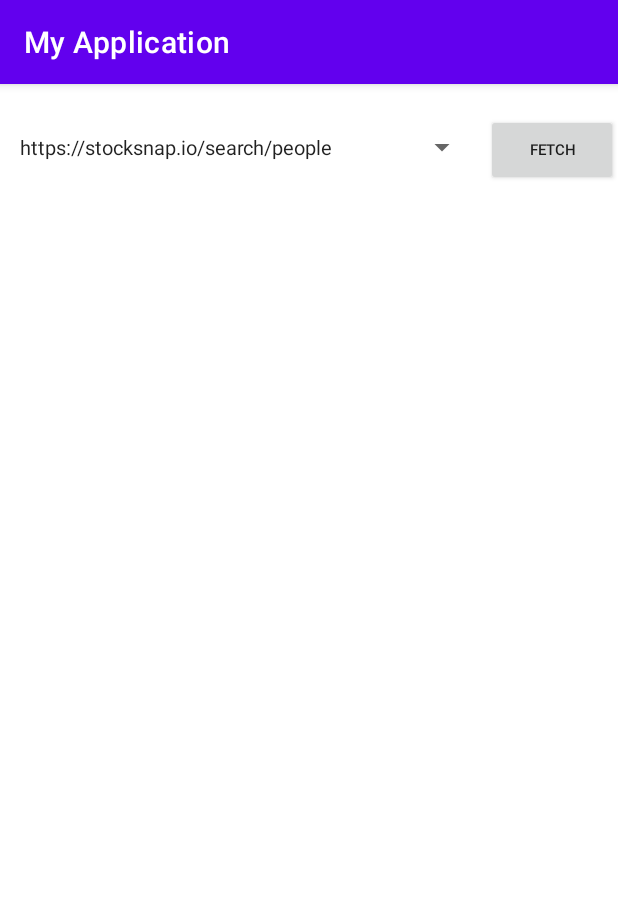
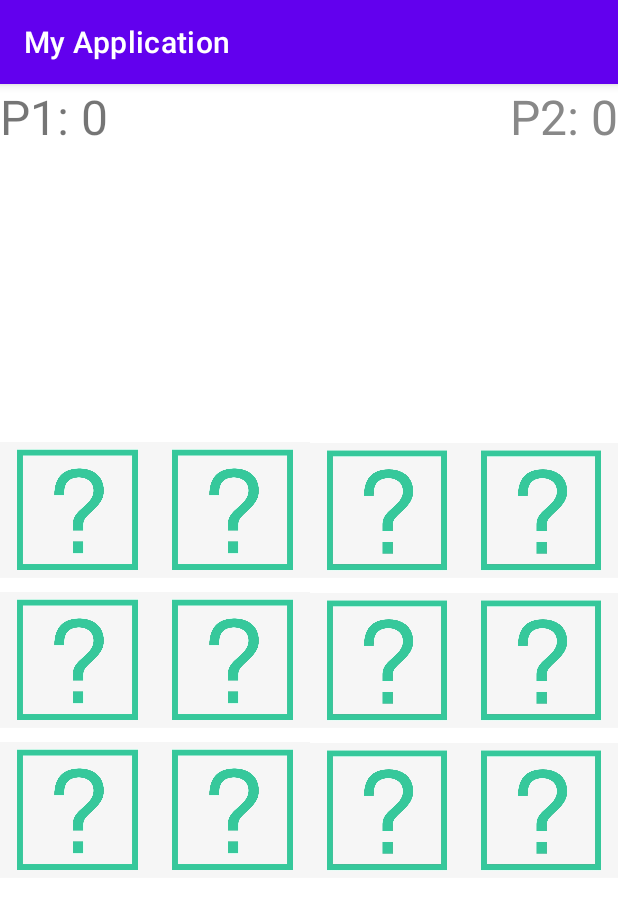
Before and after one commit to stepko-dev/Memory_Game_Android, an Android app: the screen it shows after launch (MainActivity before the commit, GameActivity after it), on a phone screen of 412 x 824 dp. Shown: the top 910 px of the screen. Run offline under Robolectric (Android 15) with nearby library versions, the phone set to English and light mode, and no system bars.

Commit message:
Memory Game first version

```diff
--- /dev/null
+++ b/app/src/main/java/iss/ca/myapplication/GameActivity.java
@@ -0,0 +1,412 @@
+package iss.ca.myapplication;
+
+import androidx.appcompat.app.AlertDialog;
+import androidx.appcompat.app.AppCompatActivity;
+
+import android.content.DialogInterface;
+import android.content.Intent;
+import android.graphics.Color;
+import android.os.Bundle;
+import android.os.Handler;
+import android.view.View;
+import android.widget.ImageView;
+import android.widget.TextView;
+
+import java.util.Arrays;
+import java.util.Collections;
+
+public class GameActivity extends AppCompatActivity {
+
+    TextView tv_p1, tv_p2;
+
+    ImageView iv_11, iv_12, iv_13, iv_14, iv_21, iv_22, iv_23, iv_24, iv_31, iv_32, iv_33, iv_34;
+
+    //array for the images
+    Integer[] cardsArray = {101, 102, 103, 104, 105, 106, 201, 202, 203, 204, 205, 206,};
+
+    //actual images
+    int image101, image102, image103, image104, image105, image106,
+            image201, image202, image203, image204, image205, image206;
+
+    int firstCard, secondCard;
+    int clickedFirst, clickedSecond;
+    int cardNumber = 1;
+
+    int turn = 1;
+    int playerPoints = 0, cpuPoints = 0;
+
+    @Override
+    protected void onCreate(Bundle savedInstanceState) {
+        super.onCreate(savedInstanceState);
+        setContentView(R.layout.activity_game);
+
+        tv_p1 = (TextView) findViewById(R.id.tv_p1);
+        tv_p2 = (TextView) findViewById(R.id.tv_p2);
+
+        iv_11 = (ImageView) findViewById(R.id.iv_11);
+        iv_12 = (ImageView) findViewById(R.id.iv_12);
+        iv_13 = (ImageView) findViewById(R.id.iv_13);
+        iv_14 = (ImageView) findViewById(R.id.iv_14);
+        iv_21 = (ImageView) findViewById(R.id.iv_21);
+        iv_22 = (ImageView) findViewById(R.id.iv_22);
+        iv_23 = (ImageView) findViewById(R.id.iv_23);
+        iv_24 = (ImageView) findViewById(R.id.iv_24);
+        iv_31 = (ImageView) findViewById(R.id.iv_31);
+        iv_32 = (ImageView) findViewById(R.id.iv_32);
+        iv_33 = (ImageView) findViewById(R.id.iv_33);
+        iv_34 = (ImageView) findViewById(R.id.iv_34);
+
+        iv_11.setTag("0");
+        iv_12.setTag("1");
+        iv_13.setTag("2");
+        iv_14.setTag("3");
+        iv_21.setTag("4");
+        iv_22.setTag("5");
+        iv_23.setTag("6");
+        iv_24.setTag("7");
+        iv_31.setTag("8");
+        iv_32.setTag("9");
+        iv_33.setTag("10");
+        iv_34.setTag("11");
+
+        //load the car images
+        frontOfCardsResources();
+
+        //shuffle the images
+        Collections.shuffle(Arrays.asList(cardsArray));
+
+        //changing the color of the second player (inactive)
+        tv_p2.setTextColor(Color.GRAY);
+
+        iv_11.setOnClickListener(new View.OnClickListener() {
+            @Override
+            public void onClick(View view) {
+                int theCard = Integer.parseInt((String) view.getTag());
+                doStuff(iv_11, theCard);
+            }
+        });
+        iv_12.setOnClickListener(new View.OnClickListener() {
+            @Override
+            public void onClick(View view) {
+                int theCard = Integer.parseInt((String) view.getTag());
+                doStuff(iv_12, theCard);
+
+            }
+        });
+        iv_13.setOnClickListener(new View.OnClickListener() {
+            @Override
+            public void onClick(View view) {
+                int theCard = Integer.parseInt((String) view.getTag());
+                doStuff(iv_13, theCard);
+
+            }
+        });
+        iv_14.setOnClickListener(new View.OnClickListener() {
+            @Override
+            public void onClick(View view) {
+                int theCard = Integer.parseInt((String) view.getTag());
+                doStuff(iv_14, theCard);
+
+            }
+        });
+        iv_21.setOnClickListener(new View.OnClickListener() {
+            @Override
+            public void onClick(View view) {
+                int theCard = Integer.parseInt((String) view.getTag());
+                doStuff(iv_21, theCard);
+
+            }
+        });
+        iv_22.setOnClickListener(new View.OnClickListener() {
+            @Override
+            public void onClick(View view) {
+                int theCard = Integer.parseInt((String) view.getTag());
+                doStuff(iv_22, theCard);
+
+            }
+        });
+        iv_23.setOnClickListener(new View.OnClickListener() {
+            @Override
+            public void onClick(View view) {
+                int theCard = Integer.parseInt((String) view.getTag());
+                doStuff(iv_23, theCard);
+
+            }
+        });
+        iv_24.setOnClickListener(new View.OnClickListener() {
+            @Override
+            public void onClick(View view) {
+                int theCard = Integer.parseInt((String) view.getTag());
+                doStuff(iv_24, theCard);
+
+            }
+        });
+        iv_31.setOnClickListener(new View.OnClickListener() {
+            @Override
+            public void onClick(View view) {
+                int theCard = Integer.parseInt((String) view.getTag());
+                doStuff(iv_31, theCard);
+
+            }
+        });
+        iv_32.setOnClickListener(new View.OnClickListener() {
+            @Override
+            public void onClick(View view) {
+                int theCard = Integer.parseInt((String) view.getTag());
+                doStuff(iv_32, theCard);
+
+            }
+        });
+        iv_33.setOnClickListener(new View.OnClickListener() {
+            @Override
+            public void onClick(View view) {
+                int theCard = Integer.parseInt((String) view.getTag());
+                doStuff(iv_33, theCard);
+
+            }
+        });
+        iv_34.setOnClickListener(new View.OnClickListener() {
+            @Override
+            public void onClick(View view) {
+                int theCard = Integer.parseInt((String) view.getTag());
+                doStuff(iv_34, theCard);
+
+            }
+        });
+
+    }
+
+    private void doStuff(ImageView iv,int card) {
+        //set the correct image to the imageview
+        if(cardsArray[card] == 101) {
+            iv.setImageResource(image101);
+        } else if(cardsArray[card] == 102) {
+            iv.setImageResource(image102);
+        } else if(cardsArray[card] == 103) {
+            iv.setImageResource(image103);
+        } else if(cardsArray[card] == 104) {
+            iv.setImageResource(image104);
+        } else if(cardsArray[card] == 105) {
+            iv.setImageResource(image105);
+        } else if(cardsArray[card] == 106) {
+            iv.setImageResource(image106);
+        } else if(cardsArray[card] == 201) {
+            iv.setImageResource(image201);
+        } else if(cardsArray[card] == 202) {
+            iv.setImageResource(image202);
+        } else if(cardsArray[card] == 203) {
+            iv.setImageResource(image203);
+        } else if(cardsArray[card] == 204) {
+            iv.setImageResource(image204);
+        } else if(cardsArray[card] == 205) {
+            iv.setImageResource(image205);
+        } else if(cardsArray[card] == 206) {
+            iv.setImageResource(image206);
+        }
+
+        // check which image is selected and save it to temporary variable
+        if(cardNumber == 1) {
+            firstCard = cardsArray[card];
+            if(firstCard > 200) {
+                firstCard = firstCard - 100;
+            }
+            cardNumber = 2;
+            clickedFirst = card;
+
+            iv.setEnabled(false);
+        } else if(cardNumber == 2) {
+            secondCard = cardsArray[card];
+            if(secondCard> 200) {
+                secondCard = secondCard - 100;
+            }
+            cardNumber = 1;
+            clickedSecond = card;
+
+            iv_11.setEnabled(false);
+            iv_12.setEnabled(false);
+            iv_13.setEnabled(false);
+            iv_14.setEnabled(false);
+            iv_21.setEnabled(false);
+            iv_22.setEnabled(false);
+            iv_23.setEnabled(false);
+            iv_24.setEnabled(false);
+            iv_31.setEnabled(false);
+            iv_32.setEnabled(false);
+            iv_33.setEnabled(false);
+            iv_34.setEnabled(false);
+
+            Handler handler = new Handler();
+            handler.postDelayed(new Runnable() {
+                @Override
+                public void run() {
+                    //check if the selected images are equal
+                    calculate();
+                }
+            }, 1000);
+
+        }
+
+    }
+
+    private void calculate() {
+        //if images are equal remove tgem and add points
+        if(firstCard == secondCard) {
+            if (clickedFirst == 0) {
+                iv_11.setVisibility(View.INVISIBLE);
+            } else if (clickedFirst == 1) {
+                iv_12.setVisibility(View.INVISIBLE);
+            } else if (clickedFirst == 2) {
+                iv_13.setVisibility(View.INVISIBLE);
+            } else if (clickedFirst == 3) {
+                iv_14.setVisibility(View.INVISIBLE);
+            } else if (clickedFirst == 4) {
+                iv_21.setVisibility(View.INVISIBLE);
+            } else if (clickedFirst == 5) {
+                iv_22.setVisibility(View.INVISIBLE);
+            } else if (clickedFirst == 6) {
+                iv_23.setVisibility(View.INVISIBLE);
+            } else if (clickedFirst == 7) {
+                iv_24.setVisibility(View.INVISIBLE);
+            } else if (clickedFirst == 8) {
+                iv_31.setVisibility(View.INVISIBLE);
+            } else if (clickedFirst == 9) {
+                iv_32.setVisibility(View.INVISIBLE);
+            } else if (clickedFirst == 10) {
+                iv_33.setVisibility(View.INVISIBLE);
+            } else if (clickedFirst == 11) {
+                iv_34.setVisibility(View.INVISIBLE);
+            }
+
+            if (clickedSecond == 0) {
+                iv_11.setVisibility(View.INVISIBLE);
+            } else if (clickedSecond == 1) {
+                iv_12.setVisibility(View.INVISIBLE);
+            } else if (clickedSecond == 2) {
+                iv_13.setVisibility(View.INVISIBLE);
+            } else if (clickedSecond == 3) {
+                iv_14.setVisibility(View.INVISIBLE);
+            } else if (clickedSecond == 4) {
+                iv_21.setVisibility(View.INVISIBLE);
+            } else if (clickedSecond == 5) {
+                iv_22.setVisibility(View.INVISIBLE);
+            } else if (clickedSecond == 6) {
+                iv_23.setVisibility(View.INVISIBLE);
+            } else if (clickedSecond == 7) {
+                iv_24.setVisibility(View.INVISIBLE);
+            } else if (clickedSecond == 8) {
+                iv_31.setVisibility(View.INVISIBLE);
+            } else if (clickedSecond == 9) {
+                iv_32.setVisibility(View.INVISIBLE);
+            } else if (clickedSecond == 10) {
+                iv_33.setVisibility(View.INVISIBLE);
+            } else if (clickedSecond == 11) {
+                iv_34.setVisibility(View.INVISIBLE);
+            }
+
+
+            //add points to the correct player
+            if (turn == 1) {
+                playerPoints++;
+                tv_p1.setText("P1: " + playerPoints);
+            } else if (turn == 2) {
+                cpuPoints++;
+                tv_p2.setText("P2:" + cpuPoints);
+            }
+        } else {
+            iv_11.setImageResource(R.drawable.ic_back);
+            iv_12.setImageResource(R.drawable.ic_back);
+            iv_13.setImageResource(R.drawable.ic_back);
+            iv_14.setImageResource(R.drawable.ic_back);
+            iv_21.setImageResource(R.drawable.ic_back);
+            iv_22.setImageResource(R.drawable.ic_back);
+            iv_23.setImageResource(R.drawable.ic_back);
+            iv_24.setImageResource(R.drawable.ic_back);
+            iv_31.setImageResource(R.drawable.ic_back);
+            iv_32.setImageResource(R.drawable.ic_back);
+            iv_33.setImageResource(R.drawable.ic_back);
+            iv_34.setImageResource(R.drawable.ic_back);
+
+
+            //change the player turn
+            if(turn ==1) {
+                turn = 2;
+                tv_p1.setTextColor(Color.GRAY);
+                tv_p2.setTextColor(Color.BLACK);
+            } else if (turn ==2) {
+                turn = 1;
+                tv_p2.setTextColor(Color.GRAY);
+                tv_p1.setTextColor(Color.BLACK);
+            }
+        }
+        iv_11.setEnabled(true);
+        iv_12.setEnabled(true);
+        iv_13.setEnabled(true);
+        iv_14.setEnabled(true);
+        iv_21.setEnabled(true);
+        iv_22.setEnabled(true);
+        iv_23.setEnabled(true);
+        iv_24.setEnabled(true);
+        iv_31.setEnabled(true);
+        iv_32.setEnabled(true);
+        iv_33.setEnabled(true);
+        iv_34.setEnabled(true);
+
+        //check if game is over
+        checkEnd();
+
+    }
+
+    private void checkEnd() {
+        if(iv_11.getVisibility() == View.INVISIBLE &&
+                iv_12.getVisibility() == View.INVISIBLE &&
+                iv_13.getVisibility() == View.INVISIBLE &&
+                iv_14.getVisibility() == View.INVISIBLE &&
+                iv_21.getVisibility() == View.INVISIBLE &&
+                iv_22.getVisibility() == View.INVISIBLE &&
+                iv_23.getVisibility() == View.INVISIBLE &&
+                iv_24.getVisibility() == View.INVISIBLE &&
+                iv_31.getVisibility() == View.INVISIBLE &&
+                iv_32.getVisibility() == View.INVISIBLE &&
+                iv_33.getVisibility() == View.INVISIBLE &&
+                iv_34.getVisibility() == View.INVISIBLE) {
+            AlertDialog.Builder alertDialogBuilder = new AlertDialog.Builder(GameActivity.this);
+            alertDialogBuilder
+                    .setMessage("Game Over!\nP1: " + playerPoints + "\nP2: " + cpuPoints)
+                    .setCancelable(false)
+                    .setPositiveButton("NEW", new DialogInterface.OnClickListener() {
+                        @Override
+                        public void onClick(DialogInterface dialogInterface, int i) {
+                            Intent intent = new Intent(getApplicationContext(), GameActivity.class);
+                            startActivity(intent);
+                            finish();
+                        }
+                    })
+                    .setNegativeButton("Exit", new DialogInterface.OnClickListener() {
+                        @Override
+                        public void onClick(DialogInterface dialogInterface, int i) {
+                            finish();
+                        }
+                    });
+            AlertDialog alertDialog = alertDialogBuilder.create();
+            alertDialog.show();
+        }
+    }
+
+
+    private void frontOfCardsResources() {
+        image101 = R.drawable.ic_image101;
+        image102 = R.drawable.ic_image102;
+        image103 = R.drawable.ic_image103;
+        image104 = R.drawable.ic_image104;
+        image105 = R.drawable.ic_image105;
+        image106 = R.drawable.ic_image106;
+        image201 = R.drawable.ic_image201;
+        image202 = R.drawable.ic_image202;
+        image203 = R.drawable.ic_image203;
+        image204 = R.drawable.ic_image204;
+        image205 = R.drawable.ic_image205;
+        image206 = R.drawable.ic_image206;
+
+    }
+
+}
--- a/app/src/main/java/iss/ca/myapplication/MainActivity.java
+++ b/app/src/main/java/iss/ca/myapplication/MainActivity.java
@@ -91,7 +91,6 @@ public class MainActivity extends AppCompatActivity {
                 }
             }
         });
-
 
     }
 
--- /dev/null
+++ b/app/src/main/res/layout/activity_game.xml
@@ -0,0 +1,34 @@
+<?xml version="1.0" encoding="utf-8"?>
+ <RelativeLayout
+    xmlns:android="http://schemas.android.com/apk/res/android"
+    xmlns:app="http://schemas.android.com/apk/res-auto"
+    xmlns:tools="http://schemas.android.com/tools"
+    android:layout_width="match_parent"
+    android:layout_height="match_parent"
+    tools:context=".GameActivity">
+
+    <include
+        layout="@layout/images"
+        android:layout_width="wrap_content"
+        android:layout_height="300dp"
+        android:layout_centerHorizontal="true"
+        android:layout_centerVertical="true"/>
+
+    <TextView
+        android:id="@+id/tv_p1"
+        android:layout_width="wrap_content"
+        android:layout_height="wrap_content"
+        android:text="P1: 0"
+        android:textSize="32dp"
+        android:layout_alignParentStart="true"/>
+
+    <TextView
+        android:id="@+id/tv_p2"
+        android:layout_width="wrap_content"
+        android:layout_height="wrap_content"
+        android:text="P2: 0"
+        android:layout_alignParentTop="true"
+        android:layout_alignParentRight="true"
+        android:layout_alignParentEnd="true"
+        android:textSize="32dp"/>
+</RelativeLayout>
--- a/app/src/main/res/layout/activity_main.xml
+++ b/app/src/main/res/layout/activity_main.xml
@@ -22,7 +22,6 @@
             android:layout_weight="1"
             android:layout_marginLeft="5dp"
             android:layout_marginRight="5dp"
-            android:theme="@style/textStyle"
             tools:listitem="@layout/support_simple_spinner_dropdown_item"
             android:entries="@array/pics_array"/>
 
--- /dev/null
+++ b/app/src/main/res/layout/images.xml
@@ -0,0 +1,128 @@
+<?xml version="1.0" encoding="utf-8"?>
+<LinearLayout xmlns:android="http://schemas.android.com/apk/res/android"
+    android:layout_width="match_parent"
+    android:layout_height="match_parent"
+    android:orientation="vertical"
+    android:weightSum="3">
+
+    <LinearLayout
+        android:layout_width="match_parent"
+        android:weightSum="4"
+        android:layout_weight="1"
+        android:orientation="horizontal"
+        android:layout_height="match_parent">
+
+        <ImageView
+            android:id="@+id/iv_11"
+            android:scaleType="centerInside"
+            android:layout_weight="1"
+            android:src="@drawable/ic_back"
+            android:layout_width="match_parent"
+            android:layout_height="match_parent"/>
+
+        <ImageView
+            android:id="@+id/iv_12"
+            android:scaleType="centerInside"
+            android:layout_weight="1"
+            android:src="@drawable/ic_back"
+            android:layout_width="match_parent"
+            android:layout_height="match_parent"/>
+
+        <ImageView
+            android:id="@+id/iv_13"
+            android:scaleType="centerInside"
+            android:layout_weight="1"
+            android:src="@drawable/ic_back"
+            android:layout_width="match_parent"
+            android:layout_height="match_parent"/>
+
+        <ImageView
+            android:id="@+id/iv_14"
+            android:scaleType="centerInside"
+            android:layout_weight="1"
+            android:src="@drawable/ic_back"
+            android:layout_width="match_parent"
+            android:layout_height="match_parent"/>
+    </LinearLayout>
+
+    <LinearLayout
+        android:layout_width="match_parent"
+        android:weightSum="4"
+        android:layout_weight="1"
+        android:orientation="horizontal"
+        android:layout_height="match_parent">
+
+        <ImageView
+            android:id="@+id/iv_21"
+            android:scaleType="centerInside"
+            android:layout_weight="1"
+            android:src="@drawable/ic_back"
+            android:layout_width="match_parent"
+            android:layout_height="match_parent"/>
+
+        <ImageView
+            android:id="@+id/iv_22"
+            android:scaleType="centerInside"
+            android:layout_weight="1"
+            android:src="@drawable/ic_back"
+            android:layout_width="match_parent"
+            android:layout_height="match_parent"/>
+
+        <ImageView
+            android:id="@+id/iv_23"
+            android:scaleType="centerInside"
+            android:layout_weight="1"
+            android:src="@drawable/ic_back"
+            android:layout_width="match_parent"
+            android:layout_height="match_parent"/>
+
+        <ImageView
+            android:id="@+id/iv_24"
+            android:scaleType="centerInside"
+            android:layout_weight="1"
+            android:src="@drawable/ic_back"
+            android:layout_width="match_parent"
+            android:layout_height="match_parent"/>
+    </LinearLayout>
+
+    <LinearLayout
+        android:layout_width="match_parent"
+        android:weightSum="4"
+        android:layout_weight="1"
+        android:orientation="horizontal"
+        android:layout_height="match_parent">
+
+        <ImageView
+            android:id="@+id/iv_31"
+            android:scaleType="centerInside"
+            android:layout_weight="1"
+            android:src="@drawable/ic_back"
+            android:layout_width="match_parent"
+            android:layout_height="match_parent"/>
+
+        <ImageView
+            android:id="@+id/iv_32"
+            android:scaleType="centerInside"
+            android:layout_weight="1"
+            android:src="@drawable/ic_back"
+            android:layout_width="match_parent"
+            android:layout_height="match_parent"/>
+
+        <ImageView
+            android:id="@+id/iv_33"
+            android:scaleType="centerInside"
+            android:layout_weight="1"
+            android:src="@drawable/ic_back"
+            android:layout_width="match_parent"
+            android:layout_height="match_parent"/>
+
+        <ImageView
+            android:id="@+id/iv_34"
+            android:scaleType="centerInside"
+            android:layout_weight="1"
+            android:src="@drawable/ic_back"
+            android:layout_width="match_parent"
+            android:layout_height="match_parent"/>
+    </LinearLayout>
+
+</LinearLayout>
--- a/app/src/main/res/values/styles.xml
+++ b/app/src/main/res/values/styles.xml
@@ -1,6 +1,7 @@
 <?xml version="1.0" encoding="utf-8"?>
 <resources>
-    <style name= "textStyle">
+    <style name="AppTheme" parent="Theme.AppCompat.Light.DarkActionBar">
+        <item name="colorPrimary">@color/black</item>
         <item name="android:textSize">13sp</item>
     </style>
 
```
Also changed, not shown: app/src/main/AndroidManifest.xml (+8 -1 lines), app/src/main/res/drawable/ic_back.png (added), app/src/main/res/drawable/ic_image101.jpg (added), app/src/main/res/drawable/ic_image102.jpg (added), app/src/main/res/drawable/ic_image103.jpg (added), app/src/main/res/drawable/ic_image104.jpg (added), app/src/main/res/drawable/ic_image105.jpg (added), app/src/main/res/drawable/ic_image106.jpg (added), app/src/main/res/drawable/ic_image201.jpg (added), app/src/main/res/drawable/ic_image202.jpg (added), app/src/main/res/drawable/ic_image203.jpg (added), app/src/main/res/drawable/ic_image204.jpg (added), app/src/main/res/drawable/ic_image205.jpg (added), app/src/main/res/drawable/ic_image206.jpg (added).
